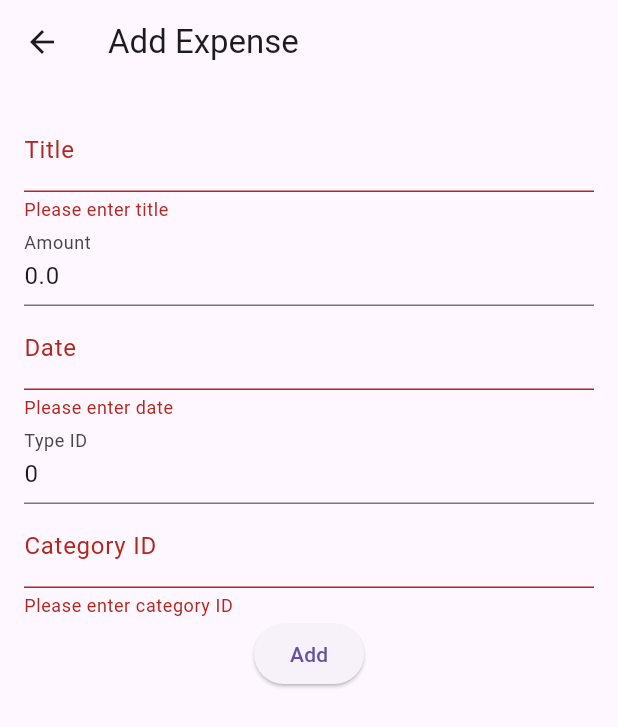
After one commit to ddedida/fp-ppb-expense-tracker, a Flutter app: the ExpenseAddPage screen opened by its route, after a tap on "Add", on a phone screen of 412 x 824 dp. The commit adds this screen. Shown: the top 727 px of the screen. Run offline on Flutter 3.47's test engine with Material 3 defaults, Android fonts, the phone set to English and light mode, and no system bars; our stand-ins replace sqflite; accounts and stored records are empty.

Commit message:
feat: init expenses

```diff
--- /dev/null
+++ b/lib/infrastructure/db/expenses.dart
@@ -0,0 +1,126 @@
+import 'package:sqflite/sqflite.dart';
+import '../../model/expenses.dart';
+
+class ExpensesDatabases {
+  static final ExpensesDatabases instance = ExpensesDatabases._init();
+
+  static Database? _database;
+
+  ExpensesDatabases._init();
+
+  Future<Database> get database async {
+    if (_database != null) return _database!;
+
+    _database = await _initDB('expenses.db');
+    return _database!;
+  }
+
+  Future<Database> _initDB(String filePath) async {
+    final dbPath = await getDatabasesPath();
+    final path = dbPath + filePath;
+
+    return await openDatabase(path, version: 1, onCreate: _createDB);
+  }
+
+  Future _createDB(Database db, int version) async {
+    const idType = 'INTEGER PRIMARY KEY AUTOINCREMENT';
+    const textType = 'TEXT NOT NULL';
+    const integerType = 'INTEGER NOT NULL';
+    const doubleType = 'REAL NOT NULL';
+
+    await db.execute('''
+      CREATE TABLE $tableExpenses (
+        ${ExpenseFields.id} $idType,
+        ${ExpenseFields.title} $textType,
+        ${ExpenseFields.amount} $doubleType,
+        ${ExpenseFields.date} $textType,
+        ${ExpenseFields.typeId} $integerType,
+        ${ExpenseFields.categoryId} $textType,
+        ${ExpenseFields.createdAt} $textType,
+        ${ExpenseFields.updatedAt} $textType
+      )
+    ''');
+  }
+
+  Future<Expense> create(Expense expense) async {
+    final db = await instance.database;
+    final id = await db.insert(tableExpenses, expense.toJson());
+    return expense.copy(id: id);
+  }
+
+  Future<Expense> readExpense(String id) async {
+    final db = await instance.database;
+
+    final maps = await db.query(
+      tableExpenses,
+      columns: ExpenseFields.values,
+      where: '${ExpenseFields.id} = ?',
+      whereArgs: [id],
+    );
+
+    if (maps.isNotEmpty) {
+      return Expense.fromJson(maps.first);
+    } else {
+      throw Exception('ID $id not found');
+    }
+  }
+
+  Future<List<Expense>> readAllExpenses() async {
+    final db = await instance.database;
+
+    final result = await db.query(tableExpenses);
+
+    return result.map((json) => Expense.fromJson(json)).toList();
+  }
+
+  Future<int> update(Expense expense) async {
+    final db = await instance.database;
+
+    return db.update(
+      tableExpenses,
+      expense.toJson(),
+      where: '${ExpenseFields.id} = ?',
+      whereArgs: [expense.id],
+    );
+  }
+
+  Future<int> delete(String id) async {
+    final db = await instance.database;
+
+    return await db.delete(
+      tableExpenses,
+      where: '${ExpenseFields.id} = ?',
+      whereArgs: [id],
+    );
+  }
+
+  Future close() async {
+    final db = await instance.database;
+
+    db.close();
+  }
+
+  Future<List<Expense>> readAllExpensesByType(int type) async {
+    final db = await instance.database;
+
+    final result = await db.query(
+      tableExpenses,
+      where: '${ExpenseFields.typeId} = ?',
+      whereArgs: [type],
+    );
+
+    return result.map((json) => Expense.fromJson(json)).toList();
+  }
+
+  Future<List<Expense>> readAllExpensesByCategory(String category) async {
+    final db = await instance.database;
+
+    final result = await db.query(
+      tableExpenses,
+      where: '${ExpenseFields.categoryId} = ?',
+      whereArgs: [category],
+    );
+
+    return result.map((json) => Expense.fromJson(json)).toList();
+  }
+}
--- a/lib/main.dart
+++ b/lib/main.dart
@@ -1,5 +1,7 @@
 import 'package:flutter/material.dart';
 import 'pages/home_page.dart';
+import 'pages/expense_page.dart';
+import 'pages/expense_add_page.dart';
 
 void main() {
   runApp(const MyApp());
@@ -10,9 +12,14 @@ class MyApp extends StatelessWidget {
 
   @override
   Widget build(BuildContext context) {
-    return const MaterialApp(
+    return MaterialApp(
+      routes: {
+        '/expense': (context) => const ExpensePage(),
+        '/expense/add': (context) => const ExpenseAddPage(),
+      },
       debugShowCheckedModeBanner: false,
-      home: HomePage(),
+      home: const HomePage(),
+      theme: ThemeData(useMaterial3: true),
     );
   }
 }
--- /dev/null
+++ b/lib/model/expenses.dart
@@ -0,0 +1,88 @@
+const tableExpenses = 'expenses';
+
+class ExpenseFields {
+  static final List<String> values = [
+    id,
+    title,
+    amount,
+    date,
+    typeId,
+    categoryId,
+    createdAt,
+    updatedAt,
+  ];
+
+  static const String id = '_id';
+  static const String title = 'title';
+  static const String amount = 'amount';
+  static const String date = 'date';
+  static const String typeId = 'typeId';
+  static const String categoryId = 'category_id';
+  static const String createdAt = 'created_at';
+  static const String updatedAt = 'updated_at';
+}
+
+class Expense {
+  final int? id;
+  final String? title;
+  final double amount;
+  final String date;
+  final int typeId;
+  final String? categoryId;
+  final String createdAt;
+  final String updatedAt;
+
+  const Expense({
+    this.id,
+    this.title,
+    required this.amount,
+    required this.date,
+    required this.typeId,
+    this.categoryId,
+    required this.createdAt,
+    required this.updatedAt,
+  });
+
+  Expense copy({
+    int? id,
+    String? title,
+    double? amount,
+    String? date,
+    int? typeId,
+    String? categoryId,
+    String? createdAt,
+    String? updatedAt,
+  }) =>
+      Expense(
+        id: id ?? this.id,
+        title: title ?? this.title,
+        amount: amount ?? this.amount,
+        date: date ?? this.date,
+        typeId: typeId ?? this.typeId,
+        categoryId: categoryId ?? this.categoryId,
+        createdAt: createdAt ?? this.createdAt,
+        updatedAt: updatedAt ?? this.updatedAt,
+      );
+
+  static Expense fromJson(Map<String, Object?> json) => Expense(
+        id: json[ExpenseFields.id] as int,
+        title: json[ExpenseFields.title] as String,
+        amount: json[ExpenseFields.amount] as double,
+        date: json[ExpenseFields.date] as String,
+        typeId: json[ExpenseFields.typeId] as int,
+        categoryId: json[ExpenseFields.categoryId] as String,
+        createdAt: json[ExpenseFields.createdAt] as String,
+        updatedAt: json[ExpenseFields.updatedAt] as String,
+      );
+
+  Map<String, Object?> toJson() => {
+        ExpenseFields.id: id,
+        ExpenseFields.title: title,
+        ExpenseFields.amount: amount,
+        ExpenseFields.date: date,
+        ExpenseFields.typeId: typeId,
+        ExpenseFields.categoryId: categoryId,
+        ExpenseFields.createdAt: createdAt,
+        ExpenseFields.updatedAt: updatedAt,
+      };
+}
--- /dev/null
+++ b/lib/pages/expense_add_page.dart
@@ -0,0 +1,167 @@
+import 'package:flutter/material.dart';
+import 'package:fp_ppb_expense_tracker/model/expenses.dart';
+import 'package:fp_ppb_expense_tracker/infrastructure/db/expenses.dart';
+
+class ExpenseAddPage extends StatefulWidget {
+  final Expense? expense;
+  const ExpenseAddPage({super.key, this.expense});
+
+  @override
+  State<ExpenseAddPage> createState() => _ExpenseAddPageState();
+}
+
+class _ExpenseAddPageState extends State<ExpenseAddPage> {
+  final _formKey = GlobalKey<FormState>();
+  late String _title;
+  late double _amount;
+  late String _date;
+  late int _typeId;
+  late String _categoryId;
+
+  @override
+  void initState() {
+    super.initState();
+    if (widget.expense == null) {
+      _title = '';
+      _amount = 0.0;
+      _date = '';
+      _typeId = 0;
+      _categoryId = '';
+    } else {
+      _title = widget.expense!.title!;
+      _amount = widget.expense!.amount;
+      _date = widget.expense!.date;
+      _typeId = widget.expense!.typeId;
+      _categoryId = widget.expense!.categoryId!;
+    }
+  }
+
+  @override
+  Widget build(BuildContext context) {
+    return Scaffold(
+      appBar: AppBar(
+        title: Text(widget.expense == null ? 'Add Expense' : 'Edit Expense'),
+      ),
+      body: Padding(
+        padding: const EdgeInsets.all(16.0),
+        child: Form(
+          key: _formKey,
+          child: Column(
+            children: [
+              TextFormField(
+                initialValue: _title,
+                decoration: const InputDecoration(labelText: 'Title'),
+                validator: (value) {
+                  if (value == null || value.isEmpty) {
+                    return 'Please enter title';
+                  }
+                  return null;
+                },
+                onSaved: (value) {
+                  _title = value!;
+                },
+              ),
+              TextFormField(
+                initialValue: _amount.toString(),
+                decoration: const InputDecoration(labelText: 'Amount'),
+                validator: (value) {
+                  if (value == null || value.isEmpty) {
+                    return 'Please enter amount';
+                  }
+                  return null;
+                },
+                onSaved: (value) {
+                  _amount = double.parse(value!);
+                },
+              ),
+              TextFormField(
+                initialValue: _date,
+                decoration: const InputDecoration(labelText: 'Date'),
+                validator: (value) {
+                  if (value == null || value.isEmpty) {
+                    return 'Please enter date';
+                  }
+                  return null;
+                },
+                onSaved: (value) {
+                  _date = value!;
+                },
+              ),
+              TextFormField(
+                initialValue: _typeId.toString(),
+                decoration: const InputDecoration(labelText: 'Type ID'),
+                validator: (value) {
+                  if (value == null || value.isEmpty) {
+                    return 'Please enter type ID';
+                  }
+                  return null;
+                },
+                onSaved: (value) {
+                  _typeId = int.parse(value!);
+                },
+              ),
+              TextFormField(
+                initialValue: _categoryId,
+                decoration: const InputDecoration(labelText: 'Category ID'),
+                validator: (value) {
+                  if (value == null || value.isEmpty) {
+                    return 'Please enter category ID';
+                  }
+                  return null;
+                },
+                onSaved: (value) {
+                  _categoryId = value!;
+                },
+              ),
+              ElevatedButton(
+                onPressed: () {
+                  addOrUpdateExpense();
+                },
+                child: Text(widget.expense == null ? 'Add' : 'Update'),
+              ),
+            ],
+          ),
+        ),
+      ),
+    );
+  }
+
+  Future addExpense() async {
+    final expense = Expense(
+      title: _title,
+      amount: _amount,
+      date: _date,
+      typeId: _typeId,
+      categoryId: _categoryId,
+      createdAt: DateTime.now().toString(),
+      updatedAt: DateTime.now().toString(),
+    );
+
+    await ExpensesDatabases.instance.create(expense);
+  }
+
+  Future updateExpense() async {
+    final expense = widget.expense!.copy(
+      title: _title,
+      amount: _amount,
+      date: _date,
+      typeId: _typeId,
+      categoryId: _categoryId,
+      updatedAt: DateTime.now().toString(),
+    );
+
+    await ExpensesDatabases.instance.update(expense);
+  }
+
+  void addOrUpdateExpense() async {
+    if (_formKey.currentState!.validate()) {
+      _formKey.currentState!.save();
+      if (widget.expense == null) {
+        await addExpense();
+      } else {
+        await updateExpense();
+      }
+      Navigator.of(context).pop();
+    }
+  }
+}
--- a/pubspec.yaml
+++ b/pubspec.yaml
@@ -35,6 +35,8 @@ dependencies:
   # The following adds the Cupertino Icons font to your application.
   # Use with the CupertinoIcons class for iOS style icons.
   cupertino_icons: ^1.0.6
+  sqflite: ^2.3.3
+  path: ^1.9.0
 
 dev_dependencies:
   flutter_test:
```
Also changed, not shown: lib/pages/expense_page.dart (added, +25 -0 lines), lib/pages/home_page.dart (+9 -6 lines), pubspec.lock, 13 other files.
